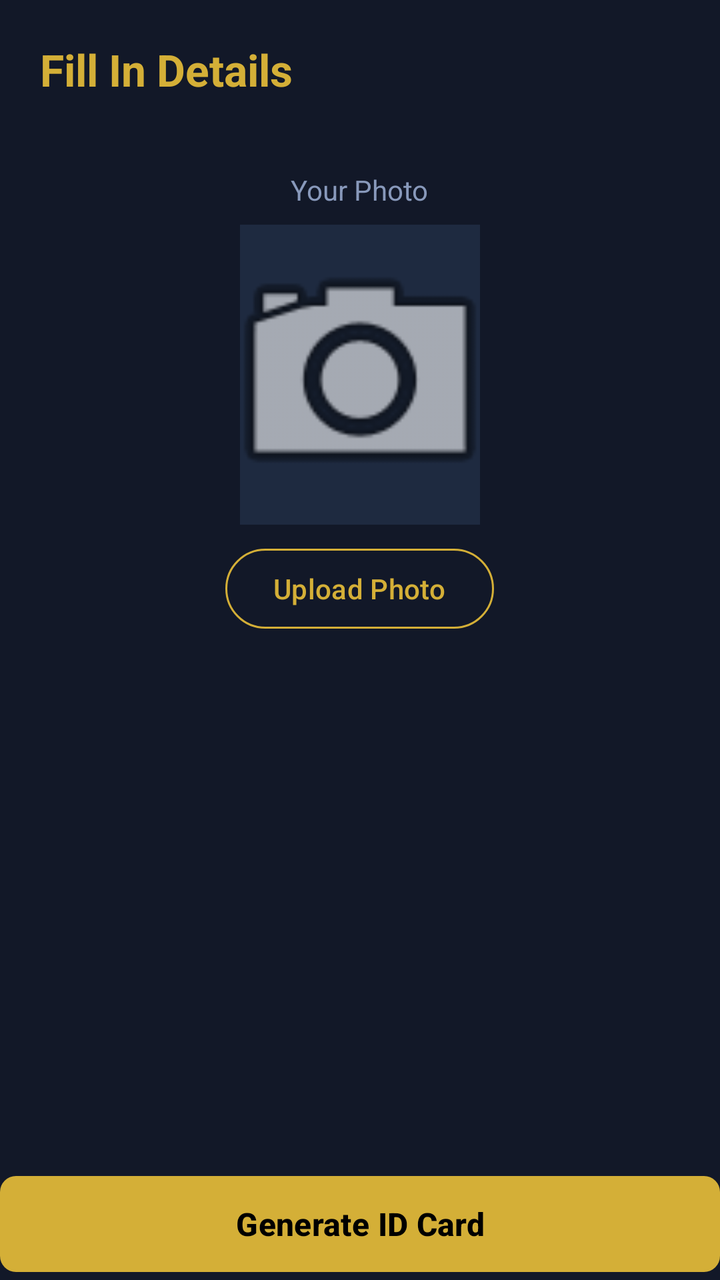
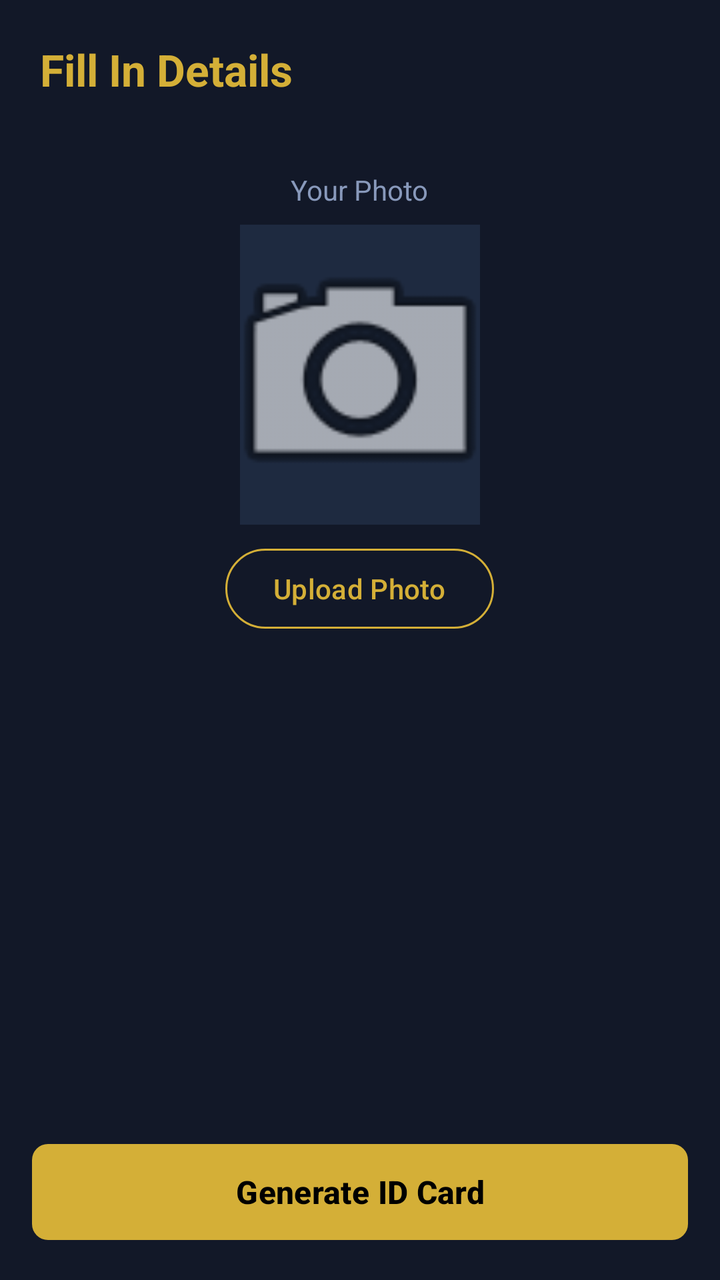

Before-and-after screenshots of an Android layout around one commit, followed by the original layout XML and the change that was made.
<!-- AndroidManifest.xml: application theme Theme.RedxIdMaker -->
<!-- res/layout/fragment_form.xml -->
<?xml version="1.0" encoding="utf-8"?>
<LinearLayout
    xmlns:android="http://schemas.android.com/apk/res/android"
    xmlns:app="http://schemas.android.com/apk/res-auto"
    android:layout_width="match_parent"
    android:layout_height="match_parent"
    android:orientation="vertical"
    android:background="@color/background">

    <TextView
        android:id="@+id/tvFormTitle"
        android:layout_width="match_parent"
        android:layout_height="wrap_content"
        android:text="Fill In Details"
        android:textSize="22sp"
        android:textStyle="bold"
        android:textColor="@color/gold"
        android:padding="20dp" />

    <ScrollView
        android:layout_width="match_parent"
        android:layout_height="0dp"
        android:layout_weight="1"
        android:fillViewport="true">

        <LinearLayout
            android:layout_width="match_parent"
            android:layout_height="wrap_content"
            android:orientation="vertical"
            android:padding="16dp">

            
            <LinearLayout
                android:id="@+id/photoSection"
                android:layout_width="match_parent"
                android:layout_height="wrap_content"
                android:orientation="vertical"
                android:gravity="center"
                android:layout_marginBottom="16dp">

                <TextView
                    android:layout_width="wrap_content"
                    android:layout_height="wrap_content"
                    android:text="Your Photo"
                    android:textColor="@color/text_secondary"
                    android:textSize="14sp"
                    android:layout_marginBottom="8dp" />

                <ImageView
                    android:id="@+id/ivPhoto"
                    android:layout_width="120dp"
                    android:layout_height="150dp"
                    android:background="@color/surface"
                    android:scaleType="centerCrop"
                    android:src="@android:drawable/ic_menu_camera" />

                <com.google.android.material.button.MaterialButton
                    android:id="@+id/btnPickPhoto"
                    style="@style/Widget.Material3.Button.OutlinedButton"
                    android:layout_width="wrap_content"
                    android:layout_height="wrap_content"
                    android:text="Upload Photo"
                    android:layout_marginTop="8dp"
                    app:strokeColor="@color/gold" />

            </LinearLayout>

            
            <LinearLayout
                android:id="@+id/fieldsContainer"
                android:layout_width="match_parent"
                android:layout_height="wrap_content"
                android:orientation="vertical" />

        </LinearLayout>
    </ScrollView>

    <com.google.android.material.button.MaterialButton
        android:id="@+id/btnGenerate"
        android:layout_width="match_parent"
        android:layout_height="56dp"
        android:text="Generate ID Card"
        android:textSize="16sp"
        android:textStyle="bold"
        android:margin="16dp"
        app:backgroundTint="@color/gold"
        app:cornerRadius="8dp" />

</LinearLayout>
<!-- resources referenced by this layout -->
<resources>
  <color name="background">#121828</color>
  <color name="gold">#D4AF37</color>
  <color name="surface">#1E2A40</color>
  <color name="text_secondary">#8899BB</color>
  <style name="Theme.RedxIdMaker" parent="Theme.Material3.Dark.NoActionBar">
          <item name="colorPrimary">@color/gold</item>
          <item name="colorPrimaryVariant">@color/gold_dark</item>
          <item name="colorOnPrimary">@color/black</item>
          <item name="colorSecondary">@color/accent_green</item>
          <item name="colorOnSecondary">@color/white</item>
          <item name="android:colorBackground">@color/background</item>
          <item name="colorSurface">@color/surface</item>
          <item name="colorOnSurface">@color/text_primary</item>
          <item name="android:statusBarColor">@color/background</item>
          <item name="android:navigationBarColor">@color/background</item>
          <item name="android:windowLightStatusBar">false</item>
      </style>
  <color name="gold_dark">#8B6914</color>
  <color name="black">#000000</color>
  <color name="accent_green">#006600</color>
  <color name="white">#FFFFFF</color>
  <color name="text_primary">#FFFFFF</color>
</resources>

<!-- the commit's change to res/layout/fragment_form.xml (unified diff, before → after) -->
@@ -82,7 +82,7 @@
         android:text="Generate ID Card"
         android:textSize="16sp"
         android:textStyle="bold"
-        android:margin="16dp"
+        android:layout_margin="16dp"
         app:backgroundTint="@color/gold"
         app:cornerRadius="8dp" />
 
